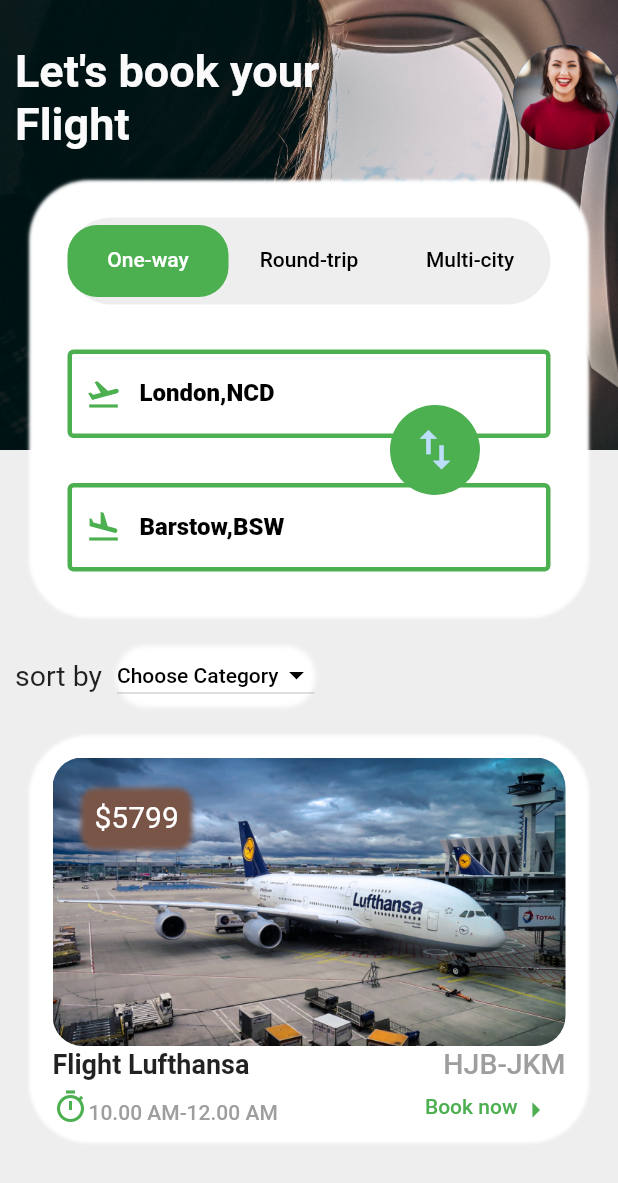
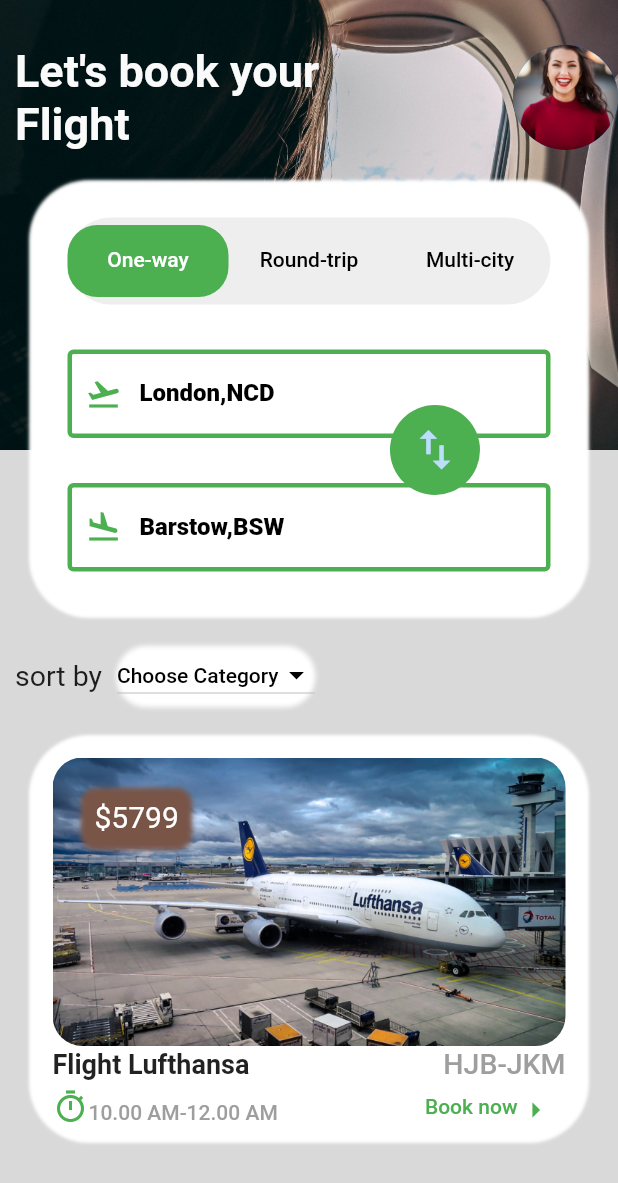
Before and after one commit to balakrishdq/travel_app, a Flutter app: the screen it shows after launch, on a phone screen of 412 x 824 dp. Shown: the top 1183 px of the screen. Run offline on Flutter 3.47's test engine with Material 2 defaults, Android fonts, the phone set to English and light mode, and no system bars; our stand-ins replace gap.

Commit message:
booking screen completed

```diff
--- a/lib/screens/booking_screen.dart
+++ b/lib/screens/booking_screen.dart
@@ -1,10 +1,10 @@
 import 'package:flutter/material.dart';
 import 'package:gap/gap.dart';
-import 'package:travel_app/widgets/second_screen/card_with_data.dart';
-import 'package:travel_app/widgets/second_screen/card_with_tabs.dart';
-import 'package:travel_app/widgets/second_screen/dropdown_widget.dart';
-import 'package:travel_app/widgets/second_screen/swap_vert.dart';
-import 'package:travel_app/widgets/second_screen/title_and_profile.dart';
+import 'package:travel_app/widgets/booking_screen/card_with_data.dart';
+import 'package:travel_app/widgets/booking_screen/card_with_tabs.dart';
+import 'package:travel_app/widgets/booking_screen/dropdown_widget.dart';
+import 'package:travel_app/widgets/booking_screen/swap_vert.dart';
+import 'package:travel_app/widgets/booking_screen/title_and_profile.dart';
 
 class BookingScreen extends StatefulWidget {
   const BookingScreen({super.key});
@@ -17,7 +17,7 @@
   @override
   Widget build(BuildContext context) {
     return Scaffold(
-      backgroundColor: Color(0xFFEEEEEE),
+      backgroundColor: Color(0xFFd9d9d9),
       body: Column(
         children: [
           Stack(
--- a/lib/widgets/second_screen/card_with_tabs.dart
+++ b/lib/widgets/booking_screen/card_with_tabs.dart
@@ -1,7 +1,7 @@
 import 'package:flutter/material.dart';
 import 'package:gap/gap.dart';
-import 'package:travel_app/widgets/second_screen/from_to_field.dart';
-import 'package:travel_app/widgets/second_screen/tabbar_widget.dart';
+import 'package:travel_app/widgets/booking_screen/from_to_field.dart';
+import 'package:travel_app/widgets/booking_screen/tabbar_widget.dart';
 
 class CardWithTabs extends StatelessWidget {
   const CardWithTabs({super.key});
```
Also changed, not shown: lib/widgets/booking_screen/card_with_data.dart (renamed from lib/widgets/second_screen/card_with_data.dart), lib/widgets/booking_screen/dropdown_widget.dart (renamed from lib/widgets/second_screen/dropdown_widget.dart), lib/widgets/booking_screen/from_to_field.dart (renamed from lib/widgets/second_screen/from_to_field.dart), lib/widgets/booking_screen/swap_vert.dart (renamed from lib/widgets/second_screen/swap_vert.dart), lib/widgets/booking_screen/tabbar_widget.dart (renamed from lib/widgets/second_screen/tabbar_widget.dart), lib/widgets/booking_screen/title_and_profile.dart (renamed from lib/widgets/second_screen/title_and_profile.dart).
